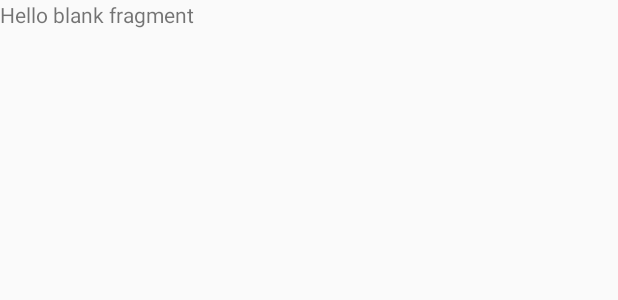
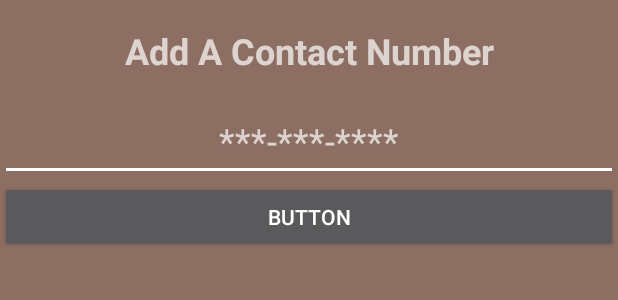
Before and after one commit to ColinLandry/ColinWill-BreadBoys, an Android app: the layout fragment_settings.xml on its own in the app's theme, with its tools: preview values and no code run, on a phone screen of 412 x 824 dp. Shown: the top 300 px of the screen. Run offline under Robolectric (Android 15) with nearby library versions, the phone set to English and light mode, and no system bars.

Commit message:
#38 Made a basic settings layout #40 Changed the theme in order to reflect the color of bread

```diff
--- a/app/src/main/java/com/breadboys/willcolin/MainActivity.java
+++ b/app/src/main/java/com/breadboys/willcolin/MainActivity.java
@@ -47,14 +47,7 @@ public class MainActivity extends AppCompatActivity
         //initialize inventory
         Loaf.initializeInventory();
 
-        FloatingActionButton fab = (FloatingActionButton) findViewById(R.id.fab);
-        fab.setOnClickListener(new View.OnClickListener() {
-            @Override
-            public void onClick(View view) {
-                Snackbar.make(view, "Replace with your own action", Snackbar.LENGTH_LONG)
-                        .setAction("Action", null).show();
-            }
-        });
+
 
         DrawerLayout drawer = (DrawerLayout) findViewById(R.id.drawer_layout);
         ActionBarDrawerToggle toggle = new ActionBarDrawerToggle(
--- a/app/src/main/res/layout/app_bar_main.xml
+++ b/app/src/main/res/layout/app_bar_main.xml
@@ -22,12 +22,4 @@
 
     <include layout="@layout/content_main" />
 
-    <android.support.design.widget.FloatingActionButton
-        android:id="@+id/fab"
-        android:layout_width="wrap_content"
-        android:layout_height="wrap_content"
-        android:layout_gravity="bottom|end"
-        android:layout_margin="@dimen/fab_margin"
-        app:srcCompat="@android:drawable/ic_dialog_email" />
-
 </android.support.design.widget.CoordinatorLayout>
--- a/app/src/main/res/layout/fragment_settings.xml
+++ b/app/src/main/res/layout/fragment_settings.xml
@@ -1,13 +1,37 @@
-<FrameLayout xmlns:android="http://schemas.android.com/apk/res/android"
+<LinearLayout xmlns:android="http://schemas.android.com/apk/res/android"
     xmlns:tools="http://schemas.android.com/tools"
     android:layout_width="match_parent"
     android:layout_height="match_parent"
-    tools:context="com.breadboys.willcolin.SettingsFragment">
+    android:orientation="vertical"
+    tools:context="com.breadboys.willcolin.SettingsFragment"
+    android:weightSum="1">
 
     <!-- TODO: Update blank fragment layout -->
+
     <TextView
+        android:id="@+id/settingsTitle"
         android:layout_width="match_parent"
-        android:layout_height="match_parent"
-        android:text="@string/hello_blank_fragment" />
+        android:layout_height="67dp"
+        android:gravity="center_vertical"
+        android:text="Add A Contact Number"
+        android:textAlignment="center"
+        android:textSize="@dimen/subTitle_fontSize"
+        android:textStyle="bold" />
 
-</FrameLayout>
+    <EditText
+        android:id="@+id/editText2"
+        android:layout_width="match_parent"
+        android:layout_height="wrap_content"
+        android:ems="10"
+        android:hint="***-***-****"
+        android:inputType="phone"
+        android:textAlignment="center"
+        android:textSize="24sp" />
+
+    <Button
+        android:id="@+id/button2"
+        android:layout_width="match_parent"
+        android:layout_height="wrap_content"
+        android:text="Button" />
+
+</LinearLayout>
--- a/app/src/main/res/layout/nav_header_main.xml
+++ b/app/src/main/res/layout/nav_header_main.xml
@@ -3,7 +3,7 @@
     xmlns:app="http://schemas.android.com/apk/res-auto"
     android:layout_width="match_parent"
     android:layout_height="@dimen/nav_header_height"
-    android:background="@drawable/side_nav_bar"
+    android:background="@color/colorPrimary"
     android:gravity="bottom"
     android:orientation="vertical"
     android:paddingBottom="@dimen/activity_vertical_margin"
--- a/app/src/main/res/values/colors.xml
+++ b/app/src/main/res/values/colors.xml
@@ -1,6 +1,7 @@
 <?xml version="1.0" encoding="utf-8"?>
 <resources>
-    <color name="colorPrimary">#3F51B5</color>
+    <color name="colorPrimary">#795548</color>
     <color name="colorPrimaryDark">#303F9F</color>
     <color name="colorAccent">#FF4081</color>
+    <color name="background_material_light">#8d6e63</color>
 </resources>
--- a/app/src/main/res/values/styles.xml
+++ b/app/src/main/res/values/styles.xml
@@ -1,11 +1,12 @@
 <resources>
 
     <!-- Base application theme. -->
-    <style name="AppTheme" parent="Theme.AppCompat.Light.DarkActionBar">
+    <style name="AppTheme" parent="Theme.AppCompat.NoActionBar">
         <!-- Customize your theme here. -->
         <item name="colorPrimary">@color/colorPrimary</item>
-        <item name="colorPrimaryDark">@color/colorPrimaryDark</item>
-        <item name="colorAccent">@color/colorAccent</item>
+        <item name="colorPrimaryDark">@android:color/black</item>
+        <item name="colorAccent">@android:color/background_light</item>
+        <item name="android:colorBackground">@color/background_material_light</item>
     </style>
 
     <style name="AppTheme.NoActionBar">
```
